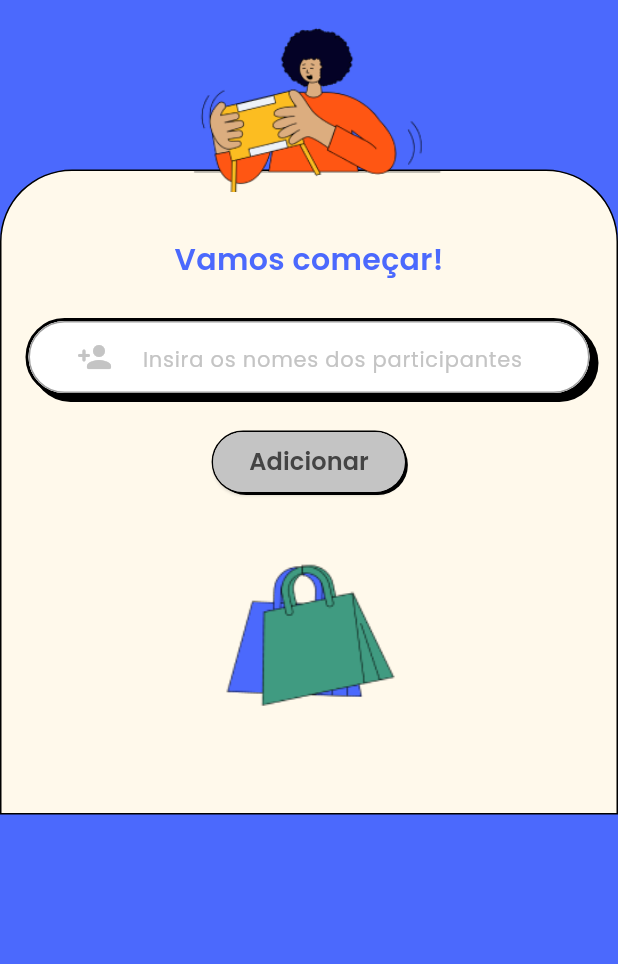
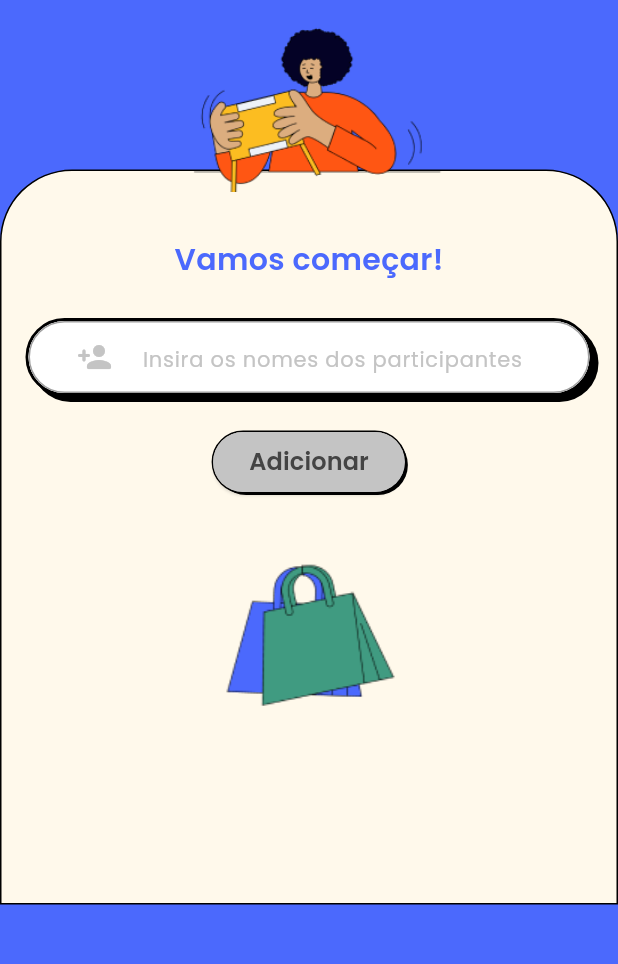
Before and after one commit to FMoreiraSouza/ci-alura-course, a Flutter app: the screen it shows after launch, on a phone screen of 412 x 824 dp, the part 240-1204 px from its top. Run offline on Flutter 3.47's test engine with Material 3 defaults, Android fonts, the phone set to English and light mode, and no system bars; our stand-ins replace bloc, flutter_bloc, flutter_svg, google_fonts.

Commit message:
feature add space

```diff
--- a/lib/widgets/home/home_form_widget.dart
+++ b/lib/widgets/home/home_form_widget.dart
@@ -89,15 +89,14 @@ class _HomeFormWidgetState extends State<HomeFormWidget> {
                         arguments: state,
                       );
                     },
-                    prefixIcon:
-                        SvgPicture.asset(ImageConstants.playCircleOutline),
+                    prefixIcon: SvgPicture.asset(ImageConstants.playCircleOutline),
                   ),
                 ),
               Image.asset(
                 ImageConstants.shoppingBags,
                 height: 140,
               ),
-              const SizedBox(height: 20),
+              const SizedBox(height: 80),
             ],
           ),
         ),
```
